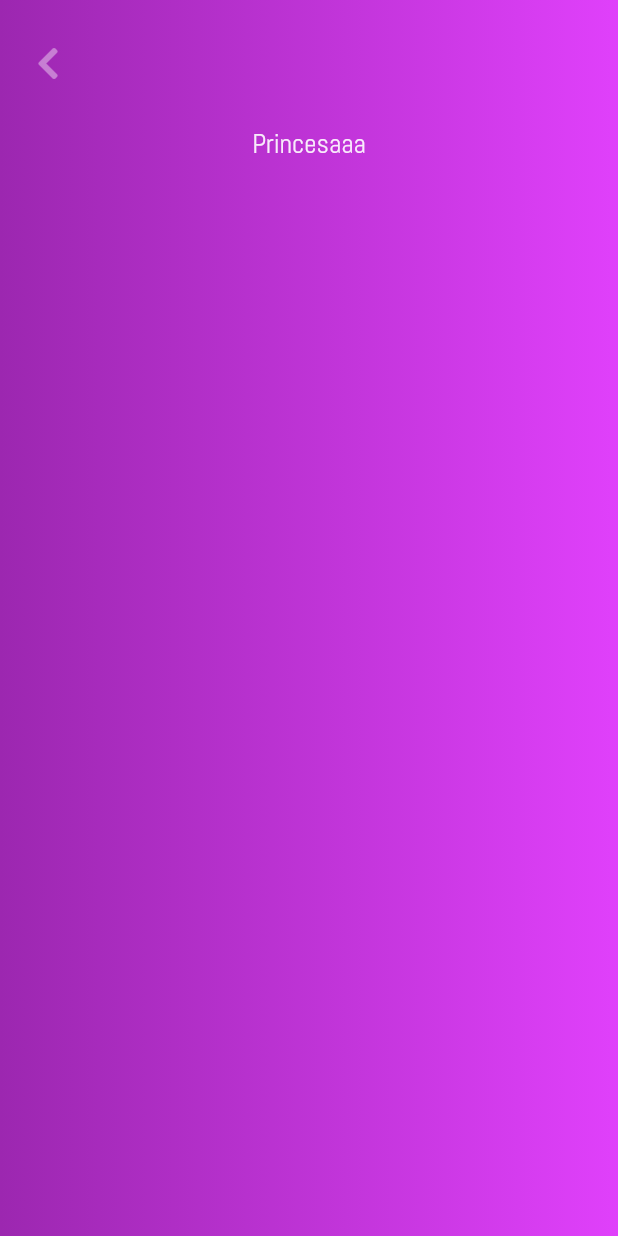
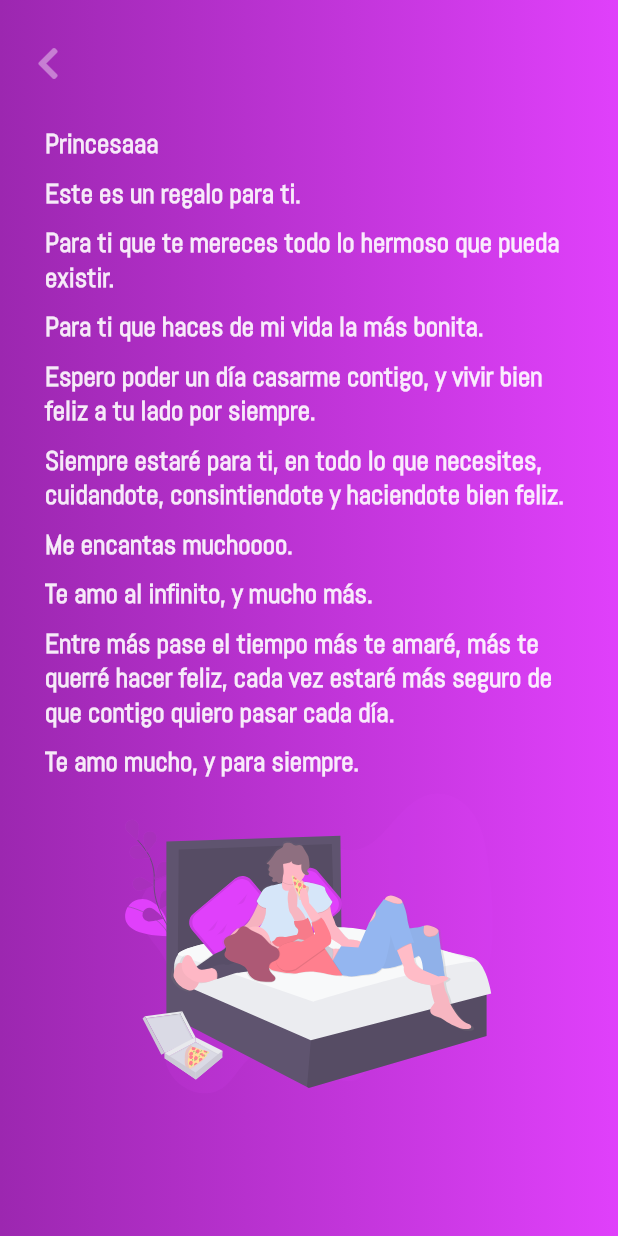
Before and after one commit to CarlosBarrios045/flutter-love-app, a Flutter app: the LetterPage screen opened by its route, on a phone screen of 412 x 824 dp. Run offline on Flutter 3.47's test engine with Material 2 defaults, Android fonts, the phone set to English and light mode, and no system bars; our stand-ins replace animate_do, assets_audio_player, chewie, flutter_svg, flutter_swiper, font_awesome_flutter and 1 more.

Commit message:
Master | Finish app

```diff
--- a/lib/src/pages/letter_page.dart
+++ b/lib/src/pages/letter_page.dart
@@ -1,4 +1,5 @@
 import 'package:flutter/material.dart';
+import 'package:flutter_svg/flutter_svg.dart' show SvgPicture;
 
 // Widgets
 import 'package:love_app/src/widgets/custom_appbar.dart';
@@ -16,19 +17,65 @@ class LetterPage extends StatelessWidget {
               Colors.purpleAccent,
             ]),
           ),
-          child: Column(
-            children: [
-              CustomAppBar(),
-              Expanded(
-                  child: Container(
-                child: Text(
-                  'Princesaaa',
-                  style: TextStyle(
-                      fontSize: 18, color: Colors.white.withOpacity(0.9)),
-                ),
-              ))
-            ],
+          child: SingleChildScrollView(
+            physics: BouncingScrollPhysics(),
+            child: Column(
+              children: [
+                CustomAppBar(),
+                Container(
+                  padding: EdgeInsets.symmetric(horizontal: 30),
+                  child: _Texts(),
+                )
+              ],
+            ),
           )),
     );
   }
 }
+
+class _Texts extends StatelessWidget {
+  final TextStyle style = TextStyle(
+      fontSize: 18,
+      color: Colors.white.withOpacity(0.9),
+      fontWeight: FontWeight.bold);
+
+  final List<String> texts = <String>[
+    'Princesaaa',
+    'Este es un regalo para ti.',
+    'Para ti que te mereces todo lo hermoso que pueda existir.',
+    'Para ti que haces de mi vida la más bonita.',
+    'Espero poder un día casarme contigo, y vivir bien feliz a tu lado por siempre.',
+    'Siempre estaré para ti, en todo lo que necesites, cuidandote, consintiendote y haciendote bien feliz.',
+    'Me encantas muchoooo.',
+    'Te amo al infinito, y mucho más.',
+    'Entre más pase el tiempo más te amaré, más te querré hacer feliz, cada vez estaré más seguro de que contigo quiero pasar cada día.',
+    'Te amo mucho, y para siempre.'
+  ];
+
+  @override
+  Widget build(BuildContext context) {
+    return Column(
+      crossAxisAlignment: CrossAxisAlignment.start,
+      children: [
+        ...texts.map((text) {
+          return Column(
+            children: [
+              Text(
+                text,
+                style: style,
+              ),
+              SizedBox(height: 10),
+            ],
+          );
+        }),
+        Center(
+          child: SvgPicture.asset(
+            'assets/svg/staying_in.svg',
+            height: 200,
+          ),
+        ),
+        SizedBox(height: 20),
+      ],
+    );
+  }
+}
```
